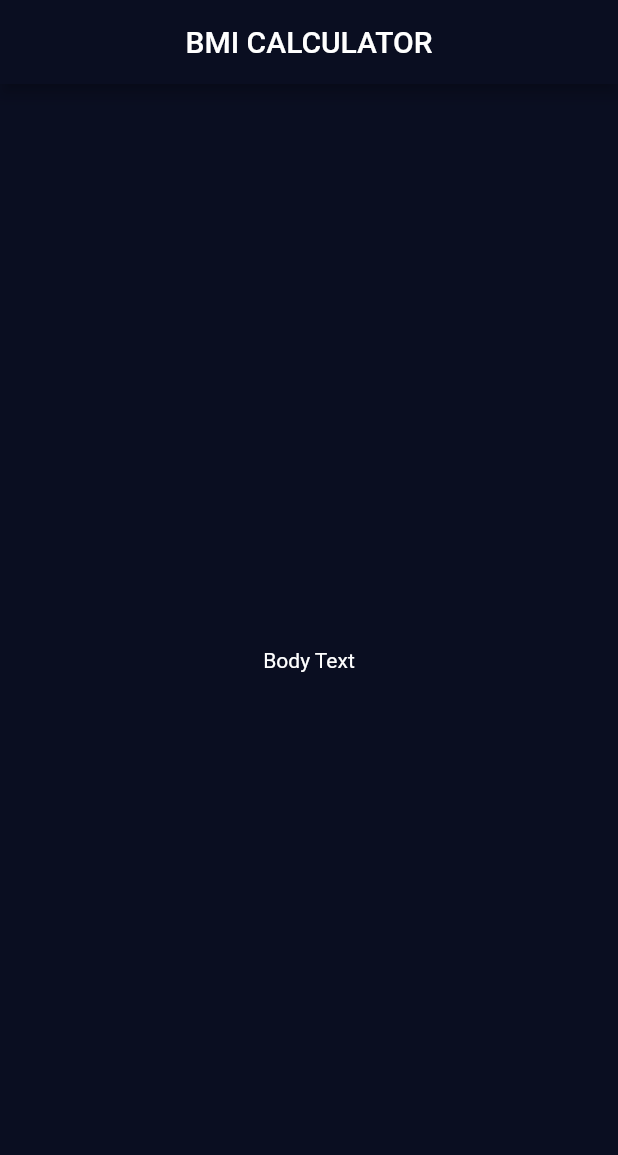
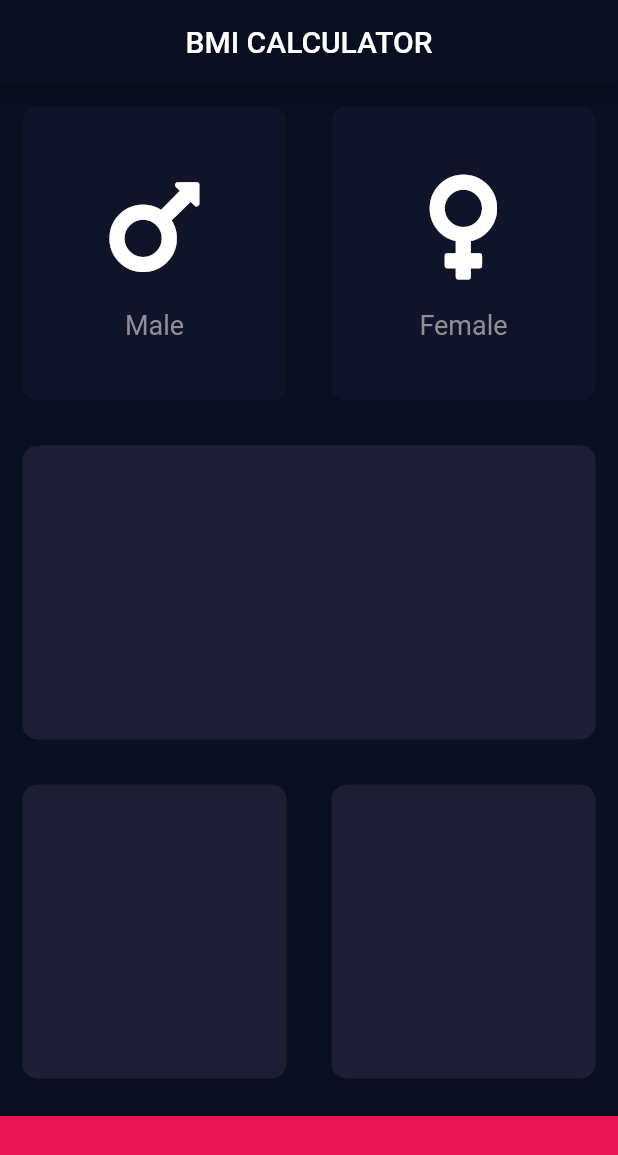
Before and after one commit to chehansivaruban/bmi-calculator-flutter, a Flutter app: the screen it shows after launch, on a phone screen of 412 x 824 dp. Shown: the top 1155 px of the screen. Run offline on Flutter 3.47's test engine with Material 2 defaults, Android fonts, the phone set to English and light mode, and no system bars; our stand-ins replace font_awesome_flutter.

Commit message:
classes added

```diff
--- /dev/null
+++ b/lib/icon_content.dart
@@ -0,0 +1,32 @@
+import 'package:flutter/material.dart';
+
+const iconSize = 80.0;
+
+class IconContent extends StatelessWidget {
+  IconContent({this.icon, this.gender});
+  final IconData icon;
+  final String gender;
+
+  @override
+  Widget build(BuildContext context) {
+    return Column(
+      mainAxisAlignment: MainAxisAlignment.center,
+      children: [
+        Icon(
+          icon,
+          size: iconSize,
+        ),
+        SizedBox(
+          height: 15.0,
+        ),
+        Text(
+          gender,
+          style: TextStyle(
+            fontSize: 18.0,
+            color: Color(0xFF8D8E98),
+          ),
+        ),
+      ],
+    );
+  }
+}
--- a/lib/input_page.dart
+++ b/lib/input_page.dart
@@ -0,0 +1,96 @@
+import 'package:bmi_calculator/reusable_cart.dart';
+import 'package:flutter/cupertino.dart';
+import 'package:flutter/material.dart';
+import 'package:font_awesome_flutter/font_awesome_flutter.dart';
+
+import 'icon_content.dart';
+
+const bottomContainerHeight = 80.0;
+const activeCardColor = Color(0xFF1D1E33);
+const inActiveCardColor = Color(0xFF111328);
+const bottomContainerColor = Color(0xFFEB1555);
+
+enum Gender { male, female }
+
+class InputPage extends StatefulWidget {
+  @override
+  _InputPageState createState() => _InputPageState();
+}
+
+class _InputPageState extends State<InputPage> {
+  Gender selectedGender = null;
+
+  @override
+  Widget build(BuildContext context) {
+    return Scaffold(
+      appBar: AppBar(
+        title: Center(child: Text('BMI CALCULATOR')),
+      ),
+      body: Column(
+        children: [
+          Expanded(
+            child: Row(
+              children: [
+                Expanded(
+                  child: GestureDetector(
+                    onTap: () {
+                      print("male was pressed");
+                      setState(() {
+                        selectedGender = Gender.male;
+                      });
+                    },
+                    child: ReusableCard(
+                      colour: selectedGender == Gender.male
+                          ? activeCardColor
+                          : inActiveCardColor,
+                      cardChild: IconContent(
+                          icon: FontAwesomeIcons.mars, gender: "Male"),
+                    ),
+                  ),
+                ),
+                Expanded(
+                  child: GestureDetector(
+                    onTap: () {
+                      print("female was pressed");
+                      setState(() {
+                        selectedGender = Gender.female;
+                      });
+                    },
+                    child: ReusableCard(
+                      colour: selectedGender == Gender.female
+                          ? activeCardColor
+                          : inActiveCardColor,
+                      cardChild: IconContent(
+                          icon: FontAwesomeIcons.venus, gender: "Female"),
+                    ),
+                  ),
+                ),
+              ],
+            ),
+          ),
+          Expanded(
+            child: ReusableCard(colour: activeCardColor),
+          ),
+          Expanded(
+            child: Row(
+              children: [
+                Expanded(
+                  child: ReusableCard(colour: activeCardColor),
+                ),
+                Expanded(
+                  child: ReusableCard(colour: activeCardColor),
+                ),
+              ],
+            ),
+          ),
+          Container(
+            color: bottomContainerColor,
+            margin: EdgeInsets.only(top: 10.0),
+            width: double.infinity,
+            height: bottomContainerHeight,
+          )
+        ],
+      ),
+    );
+  }
+}
--- a/lib/main.dart
+++ b/lib/main.dart
@@ -1,4 +1,6 @@
 import 'package:flutter/material.dart';
+
+import 'input_page.dart';
 
 void main() => runApp(BMICalculator());
 
@@ -14,22 +16,3 @@ class BMICalculator extends StatelessWidget {
     );
   }
 }
-
-class InputPage extends StatefulWidget {
-  @override
-  _InputPageState createState() => _InputPageState();
-}
-
-class _InputPageState extends State<InputPage> {
-  @override
-  Widget build(BuildContext context) {
-    return Scaffold(
-      appBar: AppBar(
-        title: Center(child: Text('BMI CALCULATOR')),
-      ),
-      body: Center(
-        child: Text('Body Text'),
-      ),
-    );
-  }
-}
--- /dev/null
+++ b/lib/reusable_cart.dart
@@ -0,0 +1,19 @@
+import 'package:flutter/material.dart';
+
+class ReusableCard extends StatelessWidget {
+  ReusableCard({this.colour, this.cardChild});
+  final colour;
+  final Widget cardChild;
+
+  @override
+  Widget build(BuildContext context) {
+    return Container(
+      child: cardChild,
+      margin: EdgeInsets.all(15.0),
+      decoration: BoxDecoration(
+        borderRadius: BorderRadius.circular(10.0),
+        color: colour,
+      ),
+    );
+  }
+}
--- a/pubspec.yaml
+++ b/pubspec.yaml
@@ -11,6 +11,7 @@ dependencies:
     sdk: flutter
 
   cupertino_icons: ^0.1.2
+  font_awesome_flutter: ^9.1.0
 
 dev_dependencies:
   flutter_test:
```
